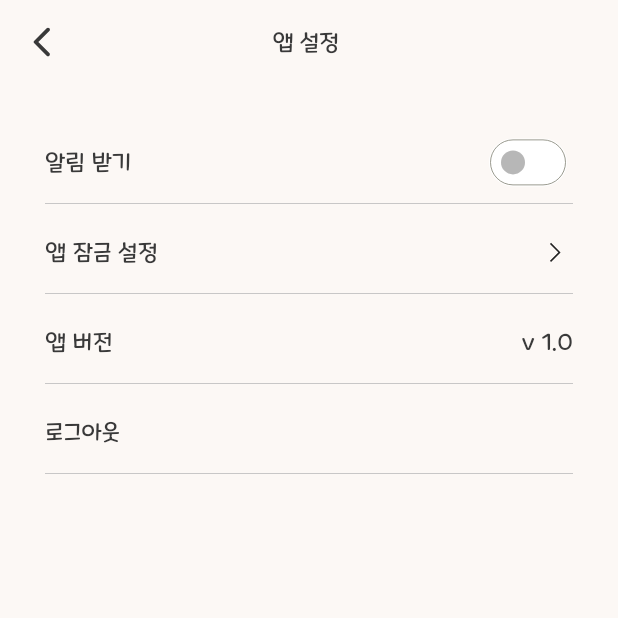
After one commit to APP-Android2/FinalProject-woo_yeon_hi, a Flutter app: the AppSettingScreen screen opened directly, on a phone screen of 412 x 824 dp, the top half of it. The commit adds this screen. Run offline on Flutter 3.47's test engine with Material 3 defaults, Android fonts, the phone set to English and light mode, and no system bars; our stand-ins replace card_swiper, flutter_datetime_picker_plus, flutter_svg, material_floating_search_bar_2, modal_bottom_sheet, scroll_date_picker and 2 more; missing offline and left inert: kakao_flutter_sdk_common.

Commit message:
:lipstick: Add 앱 설정 화면 UI
Related to:#10

```diff
--- a/lib/screen/more/account_management_screen.dart
+++ b/lib/screen/more/account_management_screen.dart
@@ -85,7 +85,6 @@ class AccountManagementScreen extends StatelessWidget {
                                   ),
                                   Container(
                                     height: 0.5,
-                                    color: ColorFamily.pink,
                                     child: Divider(
                                         color: ColorFamily.gray,
                                         thickness: 0.5),
--- /dev/null
+++ b/lib/screen/more/app_setting_screen.dart
@@ -0,0 +1,153 @@
+import 'package:flutter/material.dart';
+import 'package:flutter_svg/svg.dart';
+import 'package:woo_yeon_hi/widget/more/app_setting_top_app_bar.dart';
+
+import '../../style/color.dart';
+import '../../style/text_style.dart';
+
+class AppSettingScreen extends StatefulWidget {
+  const AppSettingScreen({super.key});
+
+  @override
+  State<AppSettingScreen> createState() => _AppSettingScreenState();
+}
+
+class _AppSettingScreenState extends State<AppSettingScreen> {
+
+  var _appNoticeActivated = false;
+
+  @override
+  Widget build(BuildContext context) {
+    return Scaffold(
+        appBar: AppSettingTopAppBar(),
+        body: Container(
+            padding: EdgeInsets.all(20),
+            color: ColorFamily.cream,
+            child: Column(
+              children: [
+                Container(
+                    padding: EdgeInsets.symmetric(horizontal: 10),
+                    height: 60,
+                    child: Material(
+                      color: ColorFamily.cream,
+                      child: Column(
+                        mainAxisAlignment: MainAxisAlignment.spaceBetween,
+                        children: [
+                          SizedBox(height: 5),
+                          Container(
+                            child: Row(
+                              mainAxisAlignment: MainAxisAlignment.spaceBetween,
+                              children: [
+                                Text("알림 받기",style: TextStyleFamily.smallTitleTextStyle),
+                                Switch(
+                                    value: _appNoticeActivated,
+                                    activeColor: ColorFamily.white,
+                                    activeTrackColor: ColorFamily.pink,
+                                    inactiveThumbColor: ColorFamily.gray,
+                                    inactiveTrackColor: ColorFamily.white,
+                                    trackOutlineWidth: MaterialStatePropertyAll(0.5),
+                                    onChanged: (bool value) {
+                                      // This is called when the user toggles the switch.
+                                      setState(() {
+                                        _appNoticeActivated = value;
+                                      });
+                                    }),
+                              ],
+                            ),
+                          ),
+                          Container(
+                            height: 0.5,
+                            child: Divider(color: ColorFamily.gray, thickness: 0.5),
+                          )
+                        ],
+                      ),
+                    )
+                ),
+                Container(
+                    padding: EdgeInsets.symmetric(horizontal: 10),
+                    height: 60,
+                    child: Material(
+                      color: ColorFamily.cream,
+                      child: InkWell(
+                        onTap: (){
+                          // Navigator.push(context, MaterialPageRoute(builder: (context) => AppLockSettingScreen()));
+                        },
+                        child: Column(
+                          mainAxisAlignment: MainAxisAlignment.spaceBetween,
+                          children: [
+                            SizedBox(height: 5),
+                            Container(
+                              child: Row(
+                                mainAxisAlignment: MainAxisAlignment.spaceBetween,
+                                children: [
+                                  Text("앱 잠금 설정",style: TextStyleFamily.smallTitleTextStyle),
+                                  SvgPicture.asset("lib/assets/icons/expand.svg")
+                                ],
+                              ),
+                            ),
+                            Container(
+                              height: 0.5,
+                              child: Divider(color: ColorFamily.gray, thickness: 0.5),
+                            )
+                          ],
+                        ),
+                      ),
+                    )
+                ),
+                Container(
+                    padding: EdgeInsets.symmetric(horizontal: 10),
+                    height: 60,
+                    child: Material(
+                      color: ColorFamily.cream,
+                      child: Column(
+                        mainAxisAlignment: MainAxisAlignment.spaceBetween,
+                        children: [
+                          SizedBox(height: 5),
+                          Container(
+                            child: Row(
+                              mainAxisAlignment: MainAxisAlignment.spaceBetween,
+                              children: [
+                                Text("앱 버전",style: TextStyleFamily.smallTitleTextStyle),
+                                Text("v 1.0",style: TextStyleFamily.smallTitleTextStyle),
+                              ],
+                            ),
+                          ),
+                          Container(
+                            height: 0.5,
+                            child: Divider(color: ColorFamily.gray, thickness: 0.5),
+                          )
+                        ],
+                      ),
+                    )
+                ),
+                Container(
+                    padding: EdgeInsets.symmetric(horizontal: 10),
+                    height: 60,
+                    child: Material(
+                      color: ColorFamily.cream,
+                      child: InkWell(
+                        onTap: (){
+                          // Navigator.push(context, MaterialPageRoute(builder: (context) => RegisterScreen()));
+                        },
+                        child: Column(
+                          mainAxisAlignment: MainAxisAlignment.spaceBetween,
+                          children: [
+                            SizedBox(height: 5),
+                            Container(
+                              alignment: Alignment.centerLeft,
+                              child: Text("로그아웃",style: TextStyleFamily.smallTitleTextStyle),
+                            ),
+                            Container(
+                              height: 0.5,
+                              child: Divider(color: ColorFamily.gray, thickness: 0.5),
+                            )
+                          ],
+                        ),
+                      ),
+                    )
+                ),
+              ],
+            )
+        ) );
+  }
+}
--- a/lib/screen/more/more_screen.dart
+++ b/lib/screen/more/more_screen.dart
@@ -1,6 +1,7 @@
 import 'package:flutter/cupertino.dart';
 import 'package:flutter/material.dart';
 import 'package:flutter_svg/flutter_svg.dart';
+import 'package:woo_yeon_hi/screen/more/app_setting_screen.dart';
 import 'package:woo_yeon_hi/screen/more/daily_summary_screen.dart';
 import 'package:woo_yeon_hi/screen/more/help_screen.dart';
 import 'package:woo_yeon_hi/screen/more/profile_edit_screen.dart';
@@ -216,7 +217,9 @@ class MoreScreen extends StatelessWidget {
                         borderRadius: BorderRadius.circular(10.0),
                       ),
                       child: InkWell(
-                        onTap: () {},
+                        onTap: () {
+                          Navigator.push(context, MaterialPageRoute(builder: (context) => AppSettingScreen()));
+                        },
                         borderRadius: BorderRadius.circular(10.0),
                         child: Container(
                             height: 60,
--- a/lib/screen/more/ui_style_setting_screen.dart
+++ b/lib/screen/more/ui_style_setting_screen.dart
@@ -26,7 +26,7 @@ class UiStyleSettingScreen extends StatelessWidget {
                   color: ColorFamily.cream,
                   child: InkWell(
                     onTap: (){
-                      Navigator.push(context, MaterialPageRoute(builder: (context) => HomeUiSettingScreen(),));
+                      Navigator.push(context, MaterialPageRoute(builder: (context) => HomeUiSettingScreen()));
                     },
                     child: Column(
                       mainAxisAlignment: MainAxisAlignment.spaceBetween,
@@ -43,7 +43,6 @@ class UiStyleSettingScreen extends StatelessWidget {
                         ),
                         Container(
                           height: 0.5,
-                          color: ColorFamily.pink,
                           child: Divider(color: ColorFamily.gray, thickness: 0.5),
                         )
                       ],
@@ -75,7 +74,6 @@ class UiStyleSettingScreen extends StatelessWidget {
                           ),
                           Container(
                             height: 0.5,
-                            color: ColorFamily.pink,
                             child: Divider(color: ColorFamily.gray, thickness: 0.5),
                           )
                         ],
--- /dev/null
+++ b/lib/widget/more/app_setting_top_app_bar.dart
@@ -0,0 +1,32 @@
+import 'package:flutter/material.dart';
+import 'package:flutter_svg/flutter_svg.dart';
+import 'package:woo_yeon_hi/style/color.dart';
+import 'package:woo_yeon_hi/style/text_style.dart';
+
+class AppSettingTopAppBar extends StatefulWidget implements PreferredSizeWidget{
+  const AppSettingTopAppBar({super.key});
+
+  @override
+  State<AppSettingTopAppBar> createState() => _AppSettingTopAppBarState();
+
+  @override
+  Size get preferredSize => const Size.fromHeight(kToolbarHeight);
+}
+
+class _AppSettingTopAppBarState extends State<AppSettingTopAppBar> {
+  @override
+  Widget build(BuildContext context) {
+    return AppBar(
+      surfaceTintColor: ColorFamily.cream,
+      backgroundColor: ColorFamily.cream,
+      centerTitle: true,
+      title: const Text("앱 설정 ", style: TextStyleFamily.appBarTitleLightTextStyle,),
+      leading: IconButton(
+        onPressed: () {
+          Navigator.pop(context);
+        },
+        icon: SvgPicture.asset('lib/assets/icons/arrow_back.svg'),
+      ),
+    );
+  }
+}
```
